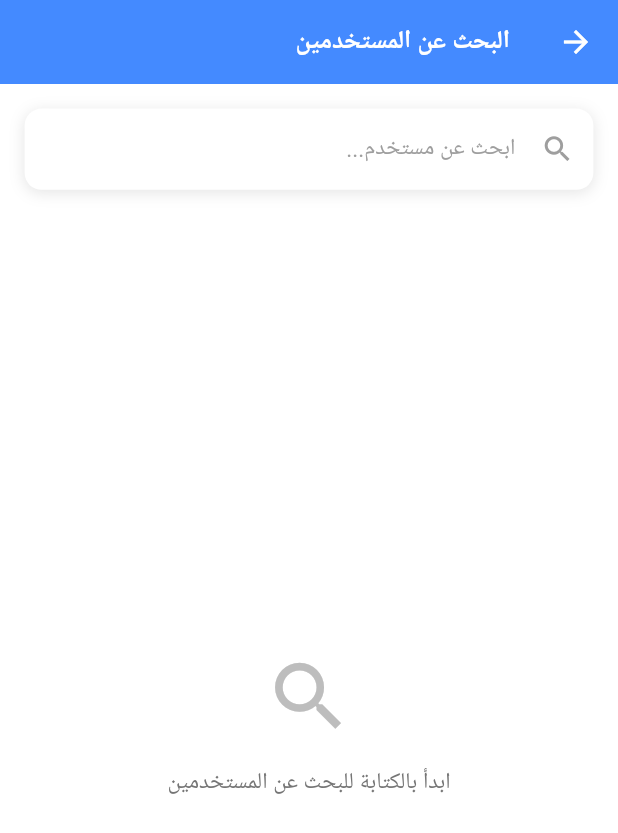
After one commit to MahmoudAtro/shamUnity, a Flutter app: the SearchScreen screen opened by its route, on a phone screen of 412 x 824 dp. The commit adds this screen. Shown: the top 833 px of the screen. Run offline on Flutter 3.47's test engine with Material 3 defaults, Android fonts, the phone set to English and light mode, and no system bars; drawn by our look-alikes of toastification; our stand-ins replace animated_text_kit, chewie, dartz, dio, equatable, file_picker and 12 more; missing offline and left inert: pusher_channels_flutter; accounts and stored records are empty; network calls fail.

Commit message:
search user

```diff
--- /dev/null
+++ b/lib/feature/search/index.dart
@@ -0,0 +1,2 @@
+export 'search_screen.dart';
+export 'widgets/user_card.dart';
--- /dev/null
+++ b/lib/feature/search/search_screen.dart
@@ -0,0 +1,209 @@
+import 'package:flutter/material.dart';
+import 'package:flutter_bloc/flutter_bloc.dart';
+import 'package:flutter_screenutil/flutter_screenutil.dart';
+import 'package:shamunity/core/service/services_locator.dart';
+import 'package:shamunity/core/widgets/empty_data.dart';
+import 'package:shamunity/core/widgets/loading_dialog_widget.dart';
+import 'package:shamunity/feature/search/widgets/user_card.dart';
+import 'package:shamunity/logic/search bloc/index.dart';
+
+class SearchScreen extends StatefulWidget {
+  const SearchScreen({super.key});
+
+  @override
+  State<SearchScreen> createState() => _SearchScreenState();
+}
+
+class _SearchScreenState extends State<SearchScreen> {
+  final TextEditingController _searchController = TextEditingController();
+  final FocusNode _searchFocusNode = FocusNode();
+
+  @override
+  void dispose() {
+    _searchController.dispose();
+    _searchFocusNode.dispose();
+    super.dispose();
+  }
+
+  @override
+  Widget build(BuildContext context) {
+    return BlocProvider(
+      create: (context) => getit<SearchCubit>(),
+      child: Builder(
+        builder: (context) => Scaffold(
+          backgroundColor: Colors.white,
+          appBar: AppBar(
+            backgroundColor: Colors.blueAccent,
+            elevation: 0,
+            leading: IconButton(
+              icon: const Icon(Icons.arrow_back, color: Colors.white),
+              onPressed: () => Navigator.of(context).pop(),
+            ),
+            title: Text(
+              'البحث عن المستخدمين',
+              style: TextStyle(
+                color: Colors.white,
+                fontSize: 18.sp,
+                fontWeight: FontWeight.bold,
+              ),
+            ),
+          ),
+          body: Column(
+            children: [
+              // حقل البحث
+              Container(
+                margin: EdgeInsets.all(16.w),
+                decoration: BoxDecoration(
+                  color: Colors.white,
+                  borderRadius: BorderRadius.circular(12.r),
+                  boxShadow: [
+                    BoxShadow(
+                      color: Colors.black.withOpacity(0.1),
+                      blurRadius: 8,
+                      offset: const Offset(0, 2),
+                    ),
+                  ],
+                ),
+                child: TextField(
+                  controller: _searchController,
+                  focusNode: _searchFocusNode,
+                  decoration: InputDecoration(
+                    hintText: 'ابحث عن مستخدم...',
+                    hintStyle: TextStyle(
+                      color: Colors.grey[500],
+                      fontSize: 16.sp,
+                    ),
+                    prefixIcon: Icon(
+                      Icons.search,
+                      color: Colors.grey[500],
+                      size: 24.sp,
+                    ),
+                    suffixIcon: _searchController.text.isNotEmpty
+                        ? IconButton(
+                            icon: Icon(
+                              Icons.clear,
+                              color: Colors.grey[500],
+                              size: 20.sp,
+                            ),
+                            onPressed: () {
+                              _searchController.clear();
+                              context.read<SearchCubit>().clearSearch();
+                            },
+                          )
+                        : null,
+                    border: InputBorder.none,
+                    contentPadding: EdgeInsets.symmetric(
+                      horizontal: 16.w,
+                      vertical: 16.h,
+                    ),
+                  ),
+                  textInputAction: TextInputAction.search,
+                  onChanged: (query) {
+                    final trimmedQuery = query.trim();
+                    if (trimmedQuery.isNotEmpty) {
+                      context.read<SearchCubit>().searchUsers(trimmedQuery);
+                    } else {
+                      context.read<SearchCubit>().clearSearch();
+                    }
+                  },
+                  onSubmitted: (value) {
+                    if (value.trim().isNotEmpty) {
+                      context.read<SearchCubit>().searchUsers(value);
+                    }
+                  },
+                ),
+              ),
+              // نتائج البحث
+              Expanded(
+                child: BlocBuilder<SearchCubit, SearchState>(
+                  builder: (context, state) {
+                    if (state is SearchInitial) {
+                      return Center(
+                        child: Column(
+                          mainAxisAlignment: MainAxisAlignment.center,
+                          children: [
+                            Icon(
+                              Icons.search,
+                              size: 64.sp,
+                              color: Colors.grey[400],
+                            ),
+                            SizedBox(height: 16.h),
+                            Text(
+                              'ابدأ بالكتابة للبحث عن المستخدمين',
+                              style: TextStyle(
+                                fontSize: 16.sp,
+                                color: Colors.grey[600],
+                              ),
+                              textAlign: TextAlign.center,
+                            ),
+                          ],
+                        ),
+                      );
+                    } else if (state is SearchLoading) {
+                      return const LoadingDialogWidget();
+                    } else if (state is SearchLoaded) {
+                      if (state.users.isEmpty) {
+                        return const EmptyData(
+                          message: 'لا يوجد مستخدمين بهذا الاسم',
+                        );
+                      }
+                      return ListView.builder(
+                        itemCount: state.users.length,
+                        itemBuilder: (context, index) {
+                          return UserCard(user: state.users[index]);
+                        },
+                      );
+                    } else if (state is SearchError) {
+                      return Center(
+                        child: Column(
+                          mainAxisAlignment: MainAxisAlignment.center,
+                          children: [
+                            Icon(
+                              Icons.error_outline,
+                              size: 64.sp,
+                              color: Colors.red[400],
+                            ),
+                            SizedBox(height: 16.h),
+                            Text(
+                              'حدث خطأ في البحث',
+                              style: TextStyle(
+                                fontSize: 16.sp,
+                                color: Colors.red[600],
+                                fontWeight: FontWeight.bold,
+                              ),
+                            ),
+                            SizedBox(height: 8.h),
+                            Text(
+                              state.message,
+                              style: TextStyle(
+                                fontSize: 14.sp,
+                                color: Colors.grey[600],
+                              ),
+                              textAlign: TextAlign.center,
+                            ),
+                            SizedBox(height: 16.h),
+                            ElevatedButton(
+                              onPressed: () {
+                                if (_searchController.text.trim().isNotEmpty) {
+                                  context
+                                      .read<SearchCubit>()
+                                      .searchUsers(_searchController.text);
+                                }
+                              },
+                              child: const Text('إعادة المحاولة'),
+                            ),
+                          ],
+                        ),
+                      );
+                    }
+                    return const SizedBox();
+                  },
+                ),
+              ),
+            ],
+          ),
+        ),
+      ),
+    );
+  }
+}
--- /dev/null
+++ b/lib/logic/search bloc/index.dart
@@ -0,0 +1,2 @@
+export 'search_cubit.dart';
+export 'search_state.dart';
--- /dev/null
+++ b/lib/logic/search bloc/search_state.dart
@@ -0,0 +1,31 @@
+import 'package:equatable/equatable.dart';
+import 'package:shamunity/models/post.dart';
+
+abstract class SearchState extends Equatable {
+  const SearchState();
+
+  @override
+  List<Object?> get props => [];
+}
+
+class SearchInitial extends SearchState {}
+
+class SearchLoading extends SearchState {}
+
+class SearchLoaded extends SearchState {
+  final List<Author> users;
+
+  const SearchLoaded(this.users);
+
+  @override
+  List<Object?> get props => [users];
+}
+
+class SearchError extends SearchState {
+  final String message;
+
+  const SearchError(this.message);
+
+  @override
+  List<Object?> get props => [message];
+}
--- a/lib/routes/routers_define.dart
+++ b/lib/routes/routers_define.dart
@@ -10,7 +10,6 @@ import 'package:shamunity/feature/auth/signup/agreement_screen.dart';
 import 'package:shamunity/feature/auth/signup/signup_screen.dart';
 import 'package:shamunity/feature/auth/signup/university_info_screen.dart';
 import 'package:shamunity/feature/auth/verification-otp/verification_code_screen.dart';
-import 'package:shamunity/feature/shamunityAi/chat_app.dart';
 import 'package:shamunity/feature/home/view/ui/home.dart';
 import 'package:shamunity/feature/library/academic_years_grid_view.dart';
 import 'package:shamunity/feature/library/department_view.dart';
@@ -21,9 +20,12 @@ import 'package:shamunity/feature/post/create_post_view.dart';
 import 'package:shamunity/feature/post/edite%20post/edit_post_srcreen.dart';
 import 'package:shamunity/feature/profile/profile_view.dart';
 import 'package:shamunity/feature/profile/sheikh_profile_view.dart';
+import 'package:shamunity/feature/search/search_screen.dart';
+import 'package:shamunity/feature/shamunityAi/chat_app.dart';
 import 'package:shamunity/logic/cubit/comment_cubit.dart';
 import 'package:shamunity/logic/post%20bloc/cubit/post_cubit_cubit.dart';
 import 'package:shamunity/logic/register%20bloc/register_bloc.dart';
+import 'package:shamunity/logic/search%20bloc/search_cubit.dart';
 import 'package:shamunity/logic/visited_user_profile/cubit/visited_user_profile_cubit.dart';
 import 'package:shamunity/models/college_model.dart';
 import 'package:shamunity/models/post.dart';
@@ -77,6 +79,15 @@ class AppRoute {
           builder: (_) => BlocProvider(
             create: (context) => getit<PostCubit>(),
             child: EditPostScreen(post: route.arguments as Post),
+          ),
+        );
+      case RoutesNames.search:
+        return MaterialPageRoute(
+          builder: (_) => MultiBlocProvider(
+            providers: [
+              BlocProvider(create: (context) => getit<SearchCubit>()),
+            ],
+            child: const SearchScreen(),
           ),
         );
       case RoutesNames.restPassword:
--- a/lib/routes/routes_name.dart
+++ b/lib/routes/routes_name.dart
@@ -21,4 +21,5 @@ class RoutesNames {
   static const String geminiChat = "/geminiChat";
   static const String sheikhProfile = "/sheikhProfile";
   static const String checkOtp = "/check-otp-password";
+  static const String search = "/search";
 }
```
Also changed, not shown: lib/apis/user_profile/api_search.dart (added, +37 -0 lines), lib/constants/api_constant.dart (+6 -2 lines), lib/core/service/services_locator.dart (+13 -1 lines), lib/feature/home/view/ui/home.dart (+16 -0 lines), lib/feature/search/widgets/user_card.dart (added, +76 -0 lines), lib/logic/search bloc/search_cubit.dart (added, +49 -0 lines), 1 other file.
